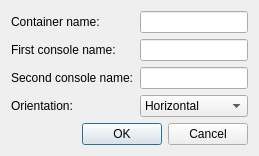
This is src/ui/dlgAdjustableContainer.ui in sammerpetria/Mudlet as Qt 5 draws it before an edit. The edited form follows.
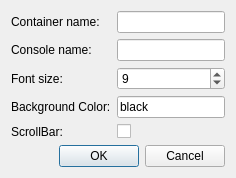
This is the edited form.

Commit message: chore: refine adjustable container console

```diff
--- a/src/ui/dlgAdjustableContainer.ui
+++ b/src/ui/dlgAdjustableContainer.ui
@@ -21,7 +21,7 @@
      <item row="1" column="0">
       <widget class="QLabel" name="label_console1">
        <property name="text">
-        <string>First console name:</string>
+        <string>Console name:</string>
        </property>
       </widget>
      </item>
@@ -31,32 +31,46 @@
      <item row="2" column="0">
       <widget class="QLabel" name="label_console2">
        <property name="text">
-        <string>Second console name:</string>
+        <string>Font size:</string>
        </property>
       </widget>
      </item>
      <item row="2" column="1">
-      <widget class="QLineEdit" name="lineEdit_console2_name"/>
+      <widget class="QSpinBox" name="spinBox_fontsize">
+       <property name="minimum">
+        <number>1</number>
+       </property>
+       <property name="value">
+        <number>9</number>
+       </property>
+      </widget>
      </item>
      <item row="3" column="0">
       <widget class="QLabel" name="label_orientation">
        <property name="text">
-        <string>Orientation:</string>
+        <string>Background Color:</string>
        </property>
       </widget>
      </item>
      <item row="3" column="1">
-      <widget class="QComboBox" name="comboBox_orientation">
-       <item>
+      <widget class="QLineEdit" name="lineEdit_color">
         <property name="text">
-         <string>Horizontal</string>
-        </property>
-       </item>
-       <item>
+        <string>black</string>
+       </property>
+      </widget>
+     </item>
+     <item row="4" column="0">
+      <widget class="QLabel" name="label_scrollbar">
         <property name="text">
-         <string>Vertical</string>
-        </property>
-       </item>
+        <string>ScrollBar:</string>
+       </property>
+      </widget>
+     </item>
+     <item row="4" column="1">
+      <widget class="QCheckBox" name="checkBox_scrollbar">
+       <property name="text">
+        <string/>
+       </property>
       </widget>
      </item>
     </layout>
```
Left out of the diff: 8 changed lines with no effect on the pictures. Lines whose indentation alone changed are shown as unchanged. The commit also changes 2 other files.
